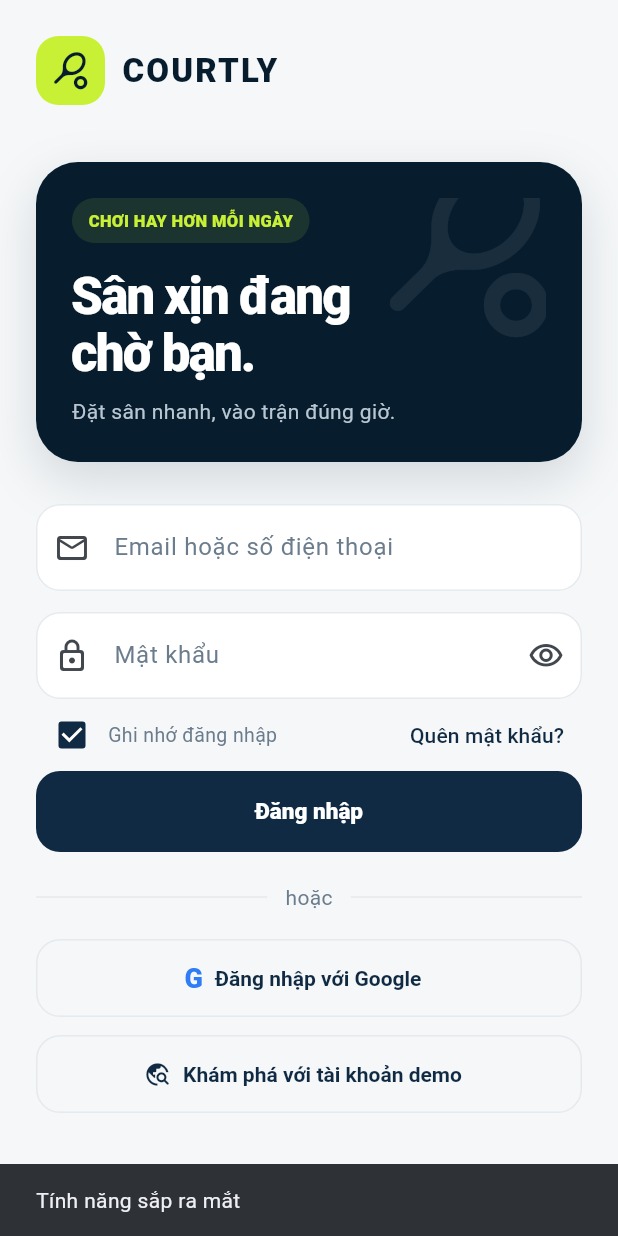
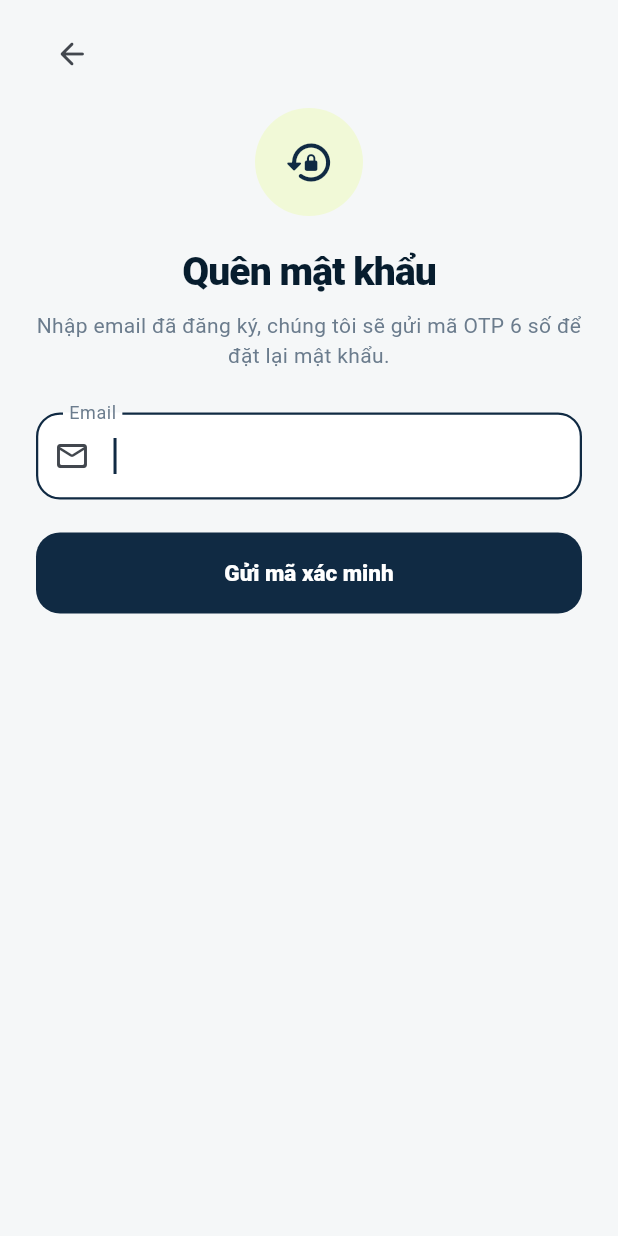
Before and after one commit to NhHg-lab/PRM393_caulong, a Flutter app: the screen it shows after launch, after a tap on "Quên mật khẩu?", on a phone screen of 412 x 824 dp. Run offline on Flutter 3.47's test engine with Material 3 defaults, Android fonts, the phone set to English and light mode, and no system bars; our stand-ins replace firebase_auth, firebase_core, flutter_local_notifications, flutter_secure_storage, google_sign_in, shared_preferences; accounts and stored records are empty.

Commit message:
feat(auth): add forgot-password screen with email OTP
Two-step ForgotPasswordScreen (email -> OTP + new password) reusing the
shared OTP countdown widgets. The "Quên mật khẩu?" button opens it, or says
the mode is unsupported. On success it returns to login, shows a SnackBar
and pre-fills the email. Widget tests cover the full flow, a wrong OTP and
email validation.

Co-Authored-By: Claude Opus 5.5 <noreply@anthropic.com>

```diff
--- a/lib/screens/auth_screen.dart
+++ b/lib/screens/auth_screen.dart
@@ -11,6 +11,7 @@ import '../services/notification_service.dart';
 import '../theme/app_theme.dart';
 import '../utils/validators.dart';
 import '../widgets/common_widgets.dart';
+import 'forgot_password_screen.dart';
 import 'otp_verify_screen.dart';
 
 /// Màn đăng nhập/đăng ký. Đăng nhập thành công thì AuthManager báo trạng thái
@@ -200,8 +201,10 @@ class _AuthScreenState extends State<AuthScreen> {
                                   ),
                                   const Spacer(),
                                   TextButton(
-                                    onPressed: () =>
-                                        _showMessage('Tính năng sắp ra mắt'),
+                                    key: const Key('forgot-password-button'),
+                                    onPressed: _loading
+                                        ? null
+                                        : _openForgotPassword,
                                     child: const Text('Quên mật khẩu?'),
                                   ),
                                 ],
@@ -382,6 +385,27 @@ class _AuthScreenState extends State<AuthScreen> {
     );
   }
 
+  /// Mở màn quên mật khẩu. Thành công thì màn đó trả về email vừa đặt lại
+  /// để điền sẵn vào ô đăng nhập.
+  Future<void> _openForgotPassword() async {
+    if (!_auth.supportsPasswordReset) {
+      _showMessage('Chế độ này không hỗ trợ đặt lại mật khẩu');
+      return;
+    }
+    final typed = _identifierController.text.trim();
+    final email = await Navigator.of(context).push<String>(
+      MaterialPageRoute(
+        builder: (_) => ForgotPasswordScreen(
+          initialEmail: Validators.email(typed) == null ? typed : null,
+        ),
+      ),
+    );
+    if (email == null || !mounted) return;
+    _identifierController.text = email;
+    _passwordController.clear();
+    _showMessage('Đặt lại mật khẩu thành công, hãy đăng nhập lại');
+  }
+
   void _loginWithGoogle() {
     if (!FirebaseAuthService.instance.isAvailable) {
       _showMessage('Đăng nhập Google chưa được cấu hình');
--- /dev/null
+++ b/lib/screens/forgot_password_screen.dart
@@ -0,0 +1,336 @@
+import 'package:flutter/material.dart';
+
+import '../models/auth_models.dart';
+import '../services/auth_manager.dart';
+import '../theme/app_theme.dart';
+import '../utils/validators.dart';
+import '../widgets/otp_widgets.dart';
+
+/// Quên mật khẩu, 2 bước:
+/// 1. Nhập email -> server gửi OTP (phản hồi giống nhau dù email có tồn tại hay không).
+/// 2. Nhập OTP + mật khẩu mới -> đổi mật khẩu.
+///
+/// Thành công thì `pop` về màn đăng nhập và trả về email vừa đặt lại để
+/// AuthScreen điền sẵn. Server không cấp phiên mới: người dùng phải đăng nhập lại.
+class ForgotPasswordScreen extends StatefulWidget {
+  const ForgotPasswordScreen({super.key, this.initialEmail});
+
+  /// Email đã gõ ở màn đăng nhập (nếu có) để điền sẵn.
+  final String? initialEmail;
+
+  @override
+  State<ForgotPasswordScreen> createState() => _ForgotPasswordScreenState();
+}
+
+class _ForgotPasswordScreenState extends State<ForgotPasswordScreen>
+    with OtpCountdown {
+  final _emailFormKey = GlobalKey<FormState>();
+  final _resetFormKey = GlobalKey<FormState>();
+  late final _emailController = TextEditingController(
+    text: widget.initialEmail,
+  );
+  final _codeController = TextEditingController();
+  final _passwordController = TextEditingController();
+  final _confirmController = TextEditingController();
+
+  /// false: bước 1 (nhập email), true: bước 2 (nhập OTP + mật khẩu mới).
+  bool _codeSent = false;
+  bool _sending = false;
+  bool _submitting = false;
+  bool _obscure = true;
+  String? _error;
+
+  /// Email đã gửi mã ở bước 1, dùng cho bước 2 và khi gửi lại mã.
+  String _email = '';
+
+  AuthManager get _auth => AuthManager.instance;
+  bool get _busy => _sending || _submitting;
+
+  @override
+  void dispose() {
+    _emailController.dispose();
+    _codeController.dispose();
+    _passwordController.dispose();
+    _confirmController.dispose();
+    super.dispose();
+  }
+
+  /// Bước 1, và cả "Gửi lại mã" ở bước 2.
+  Future<void> _sendCode() async {
+    if (_busy) return;
+    if (!_codeSent && !(_emailFormKey.currentState?.validate() ?? false)) {
+      return;
+    }
+    final email = _codeSent ? _email : _emailController.text.trim();
+    FocusScope.of(context).unfocus();
+    setState(() {
+      _sending = true;
+      _error = null;
+    });
+    try {
+      final sent = await _auth.sendPasswordResetOtp(email);
+      if (!mounted) return;
+      setState(() {
+        _email = email;
+        _codeSent = true;
+        applyOtpSent(sent);
+        _codeController.clear();
+      });
+      startOtpCountdown();
+    } on AuthException catch (error) {
+      if (mounted) setState(() => _error = error.message);
+    } catch (_) {
+      if (mounted) {
+        setState(() => _error = 'Đã có lỗi xảy ra, vui lòng thử lại.');
+      }
+    } finally {
+      if (mounted) setState(() => _sending = false);
+    }
+  }
+
+  /// Bước 2: đổi mật khẩu bằng OTP.
+  Future<void> _submitReset() async {
+    if (_busy || otpExpired) return;
+    if (!(_resetFormKey.currentState?.validate() ?? false)) return;
+    FocusScope.of(context).unfocus();
+    setState(() {
+      _submitting = true;
+      _error = null;
+    });
+    try {
+      await _auth.resetPassword(
+        email: _email,
+        otp: _codeController.text.trim(),
+        newPassword: _passwordController.text,
+      );
+      if (mounted) Navigator.pop(context, _email);
+    } on AuthException catch (error) {
+      if (mounted) setState(() => _error = error.message);
+    } catch (_) {
+      if (mounted) {
+        setState(() => _error = 'Đã có lỗi xảy ra, vui lòng thử lại.');
+      }
+    } finally {
+      if (mounted) setState(() => _submitting = false);
+    }
+  }
+
+  /// Quay lại bước 1 để sửa email (không rời màn).
+  void _changeEmail() {
+    setState(() {
+      _codeSent = false;
+      _error = null;
+      _codeController.clear();
+      _passwordController.clear();
+      _confirmController.clear();
+    });
+  }
+
+  @override
+  Widget build(BuildContext context) {
+    final theme = Theme.of(context);
+    return Scaffold(
+      body: SafeArea(
+        child: SingleChildScrollView(
+          padding: const EdgeInsets.fromLTRB(24, 12, 24, 32),
+          child: Column(
+            crossAxisAlignment: CrossAxisAlignment.stretch,
+            children: [
+              Align(
+                alignment: Alignment.centerLeft,
+                child: IconButton(
+                  key: const Key('forgot-back-button'),
+                  tooltip: 'Quay lại đăng nhập',
+                  onPressed: _busy ? null : () => Navigator.pop(context),
+                  icon: const Icon(Icons.arrow_back_rounded),
+                ),
+              ),
+              const SizedBox(height: 12),
+              Center(
+                child: Container(
+                  width: 72,
+                  height: 72,
+                  decoration: const BoxDecoration(
+                    color: AppColors.limeSoft,
+                    shape: BoxShape.circle,
+                  ),
+                  child: Icon(
+                    _codeSent
+                        ? Icons.mark_email_unread_outlined
+                        : Icons.lock_reset_rounded,
+                    size: 34,
+                    color: AppColors.navy,
+                  ),
+                ),
+              ),
+              const SizedBox(height: 22),
+              Text(
+                _codeSent ? 'Đặt mật khẩu mới' : 'Quên mật khẩu',
+                textAlign: TextAlign.center,
+                style: theme.textTheme.headlineMedium,
+              ),
+              const SizedBox(height: 10),
+              Text(
+                _codeSent ? otpMessage : 'Nhập email đã đăng ký, chúng tôi sẽ gửi mã OTP 6 số để đặt lại mật khẩu.',
+                key: const Key('forgot-message'),
+                textAlign: TextAlign.center,
+                style: theme.textTheme.bodyMedium,
+              ),
+              const SizedBox(height: 28),
+              if (_codeSent) _buildResetStep() else _buildEmailStep(),
+            ],
+          ),
+        ),
+      ),
+    );
+  }
+
+  Widget _buildEmailStep() {
+    return Form(
+      key: _emailFormKey,
+      child: Column(
+        crossAxisAlignment: CrossAxisAlignment.stretch,
+        children: [
+          TextFormField(
+            key: const Key('forgot-email-field'),
+            controller: _emailController,
+            enabled: !_busy,
+            autofocus: true,
+            keyboardType: TextInputType.emailAddress,
+            textInputAction: TextInputAction.done,
+            autocorrect: false,
+            validator: Validators.email,
+            onFieldSubmitted: (_) => _sendCode(),
+            decoration: const InputDecoration(
+              labelText: 'Email',
+              prefixIcon: Icon(Icons.mail_outline_rounded),
+            ),
+          ),
+          if (_error != null) _ErrorText(_error!),
+          const SizedBox(height: 22),
+          FilledButton(
+            key: const Key('forgot-send-button'),
+            onPressed: _busy ? null : _sendCode,
+            child: _sending
+                ? const _ButtonSpinner()
+                : const Text('Gửi mã xác minh'),
+          ),
+        ],
+      ),
+    );
+  }
+
+  Widget _buildResetStep() {
+    return Form(
+      key: _resetFormKey,
+      child: Column(
+        crossAxisAlignment: CrossAxisAlignment.stretch,
+        children: [
+          // Dùng FormField để mã OTP cũng được validate cùng form.
+          FormField<String>(
+            validator: (_) => Validators.otp(_codeController.text),
+            builder: (field) => OtpCodeField(
+              key: const Key('reset-code-field'),
+              controller: _codeController,
+              enabled: !_busy,
+              autofocus: true,
+              errorText: field.errorText,
+              onChanged: (_) {
+                if (field.hasError) field.validate();
+                if (_error != null) setState(() => _error = null);
+              },
+            ),
+          ),
+          const SizedBox(height: 12),
+          OtpExpiryText(key: const Key('reset-expiry'), expiresIn: expiresIn),
+          const SizedBox(height: 18),
+          TextFormField(
+            key: const Key('reset-password-field'),
+            controller: _passwordController,
+            enabled: !_busy,
+            obscureText: _obscure,
+            textInputAction: TextInputAction.next,
+            validator: Validators.signupPassword,
+            decoration: InputDecoration(
+              labelText: 'Mật khẩu mới',
+              prefixIcon: const Icon(Icons.lock_outline_rounded),
+              suffixIcon: IconButton(
+                onPressed: () => setState(() => _obscure = !_obscure),
+                icon: Icon(
+                  _obscure
+                      ? Icons.visibility_outlined
+                      : Icons.visibility_off_outlined,
+                ),
+              ),
+            ),
+          ),
+          const SizedBox(height: 14),
+          TextFormField(
+            key: const Key('reset-confirm-field'),
+            controller: _confirmController,
+            enabled: !_busy,
+            obscureText: _obscure,
+            textInputAction: TextInputAction.done,
+            onFieldSubmitted: (_) => _submitReset(),
+            validator: (value) =>
+                Validators.confirmPassword(value, _passwordController.text),
+            decoration: const InputDecoration(
+              labelText: 'Xác nhận mật khẩu mới',
+              prefixIcon: Icon(Icons.lock_reset_rounded),
+            ),
+          ),
+          if (_error != null) _ErrorText(_error!),
+          const SizedBox(height: 22),
+          FilledButton(
+            key: const Key('reset-submit-button'),
+            onPressed: _busy || otpExpired ? null : _submitReset,
+            child: _submitting
+                ? const _ButtonSpinner()
+                : const Text('Đặt lại mật khẩu'),
+          ),
+          const SizedBox(height: 8),
+          OtpResendButton(
+            key: const Key('reset-resend-button'),
+            resendIn: resendIn,
+            onPressed: _busy ? null : _sendCode,
+          ),
+          TextButton(
+            key: const Key('reset-change-email-button'),
+            onPressed: _busy ? null : _changeEmail,
+            child: Text('Đổi email ($_email)'),
+          ),
+        ],
+      ),
+    );
+  }
+}
+
+class _ErrorText extends StatelessWidget {
+  const _ErrorText(this.message);
+  final String message;
+
+  @override
+  Widget build(BuildContext context) {
+    return Padding(
+      padding: const EdgeInsets.only(top: 14),
+      child: Text(
+        message,
+        key: const Key('forgot-error'),
+        textAlign: TextAlign.center,
+        style: const TextStyle(fontSize: 13, color: AppColors.danger),
+      ),
+    );
+  }
+}
+
+class _ButtonSpinner extends StatelessWidget {
+  const _ButtonSpinner();
+
+  @override
+  Widget build(BuildContext context) {
+    return const SizedBox.square(
+      dimension: 22,
+      child: CircularProgressIndicator(strokeWidth: 2.5, color: AppColors.navy),
+    );
+  }
+}
```
Also changed, not shown: 2 other files.
